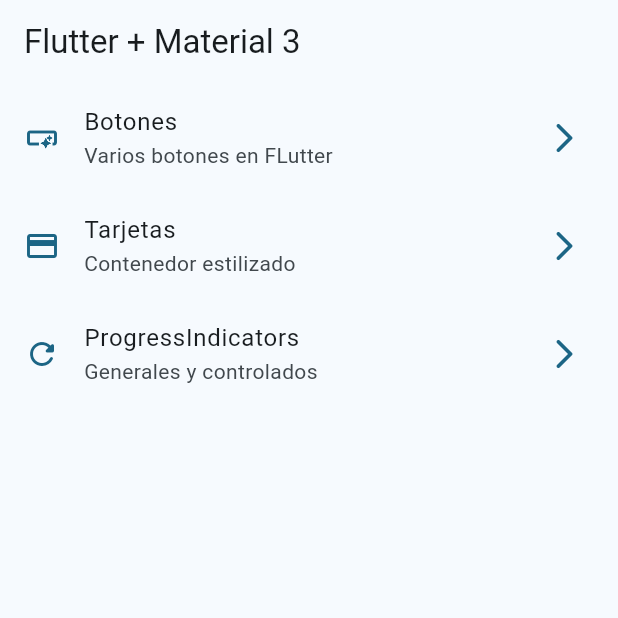
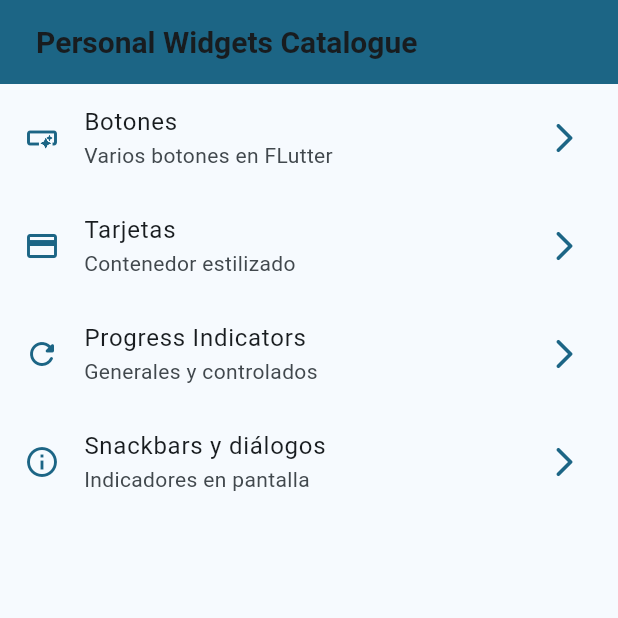
Before and after one commit to JosanFM/Personal_Widgets_Catalogue, a Flutter app: the screen it shows after launch, on a phone screen of 412 x 824 dp, the top half of it. Run offline on Flutter 3.47's test engine with Material 3 defaults, Android fonts, the phone set to English and light mode, and no system bars; our stand-ins replace go_router.

Commit message:
snackbars dialogs finished

```diff
--- a/lib/config/menu/menu_items.dart
+++ b/lib/config/menu/menu_items.dart
@@ -1,10 +1,7 @@
-
 import 'package:flutter/material.dart';
 import 'package:flutter/widgets.dart';
 
 class MenuItem {
-
-
   final String title;
   final String subTitle;
   final String link;
@@ -14,31 +11,36 @@ class MenuItem {
     required this.title,
     required this.subTitle,
     required this.link,
-    required this.icon
-    });
-
+    required this.icon,
+  });
 }
 
-
 const appMenuItems = <MenuItem>[
-
   MenuItem(
     title: 'Botones',
     subTitle: 'Varios botones en FLutter',
     link: '/buttons',
-    icon: Icons.smart_button_outlined
-    ),
-
-  MenuItem(title: 'Tarjetas',
-  subTitle: 'Contenedor estilizado',
-  link: '/cards',
-  icon: Icons.credit_card
+    icon: Icons.smart_button_outlined,
   ),
 
   MenuItem(
-    title: 'ProgressIndicators',
+    title: 'Tarjetas',
+    subTitle: 'Contenedor estilizado',
+    link: '/cards',
+    icon: Icons.credit_card,
+  ),
+
+  MenuItem(
+    title: 'Progress Indicators',
     subTitle: 'Generales y controlados',
     link: '/progress',
-    icon: Icons.refresh_rounded
-    ),
+    icon: Icons.refresh_rounded,
+  ),
+
+  MenuItem(
+    title: 'Snackbars y diálogos',
+    subTitle: 'Indicadores en pantalla ',
+    link: '/snackbars',
+    icon: Icons.info_outline,
+  ),
 ];
--- a/lib/config/router/app_router.dart
+++ b/lib/config/router/app_router.dart
@@ -1,14 +1,11 @@
 import 'package:go_router/go_router.dart';
 import 'package:widgets_app/presentation/screens/screens.dart';
 
-
 // GoRouter configuration
 final appRouter = GoRouter(
-
   initialLocation: '/',
 
   routes: [
-
     GoRoute(
       name: HomeScreen.name,
       path: '/',
@@ -27,13 +24,16 @@ final appRouter = GoRouter(
       builder: (context, state) => CardsScreen(),
     ),
 
-
     GoRoute(
       name: ProgressScreen.name,
       path: '/progress',
       builder: (context, state) => ProgressScreen(),
     ),
 
-
+    GoRoute(
+      name: SnackbarScreen.name,
+      path: '/snackbars',
+      builder: (context, state) => SnackbarScreen(),
+    ),
   ],
 );
--- a/lib/main.dart
+++ b/lib/main.dart
@@ -13,6 +13,7 @@ class MainApp extends StatelessWidget {
   @override
   Widget build(BuildContext context) {
     return  MaterialApp.router(
+      title:'Catalogo Personal de Widgets',
       routerConfig: appRouter,
       debugShowCheckedModeBanner: false,
       theme:AppTheme(selectedColor: 0).getTheme() ,
--- a/lib/presentation/screens/home/home_screen.dart
+++ b/lib/presentation/screens/home/home_screen.dart
@@ -13,9 +13,18 @@ class HomeScreen extends StatelessWidget {
 
   @override
   Widget build(BuildContext context) {
+
+    final colors = Theme.of(context).colorScheme;
+
     return Scaffold(
       appBar: AppBar(
-        title: Text('Flutter + Material 3'),
+        title: Padding(
+          padding: const EdgeInsets.all(8.0),
+          child: Text('Personal Widgets Catalogue' ,style: TextStyle(fontSize:20, fontWeight: FontWeight.bold ),
+          ),
+        ),
+        backgroundColor: colors.primary,
+
       ),
       body: const _HomeView(),
     );
```
Also changed, not shown: lib/presentation/screens/snackbar/snackbar_screen.dart (+77 -3 lines).
